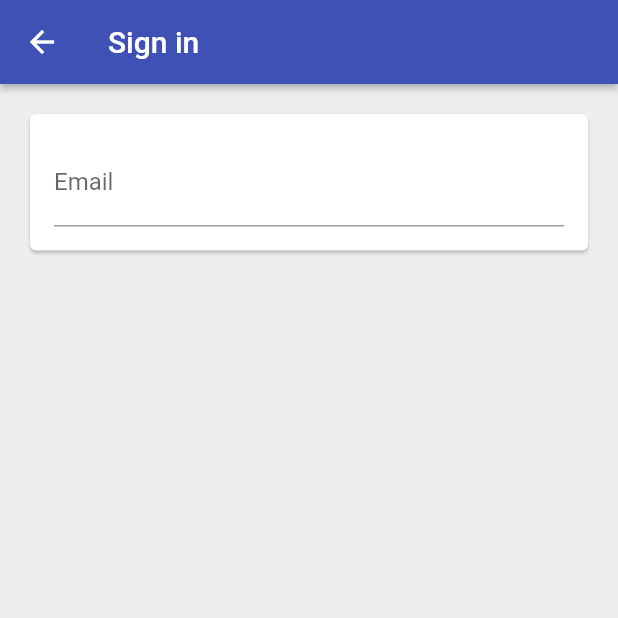
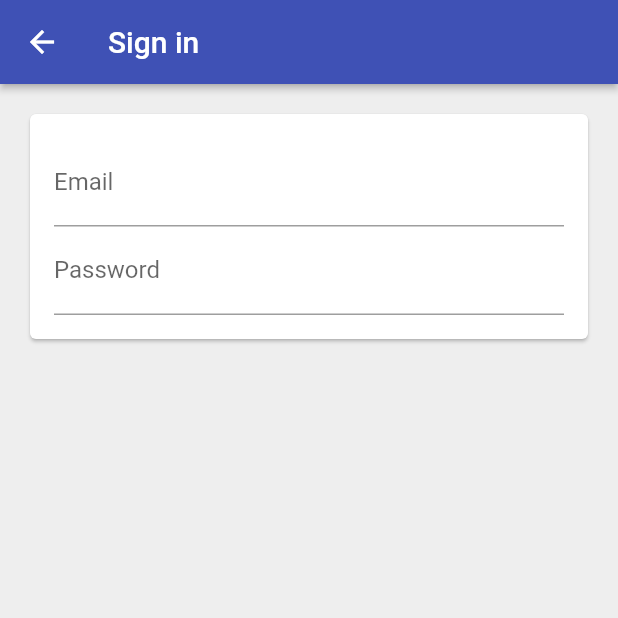
Before and after one commit to christenbc/time_tracker_app, a Flutter app: the EmailSignInPage screen opened directly, on a phone screen of 412 x 824 dp, the top half of it. Run offline on Flutter 3.47's test engine with Material 2 defaults, Android fonts, the phone set to English and light mode, and no system bars; our stand-ins replace firebase_auth, firebase_core, google_sign_in; accounts and stored records are empty.

Commit message:
add input password

```diff
--- a/lib/app/sign_in/email_sign_in_form.dart
+++ b/lib/app/sign_in/email_sign_in_form.dart
@@ -9,6 +9,12 @@ class EmailSignInForm extends StatelessWidget {
           hintText: 'text@test.com',
         ),
       ),
+      TextField(
+        decoration: InputDecoration(
+          labelText: 'Password',
+        ),
+        obscureText: true,
+      )
     ];
   }
 
```
